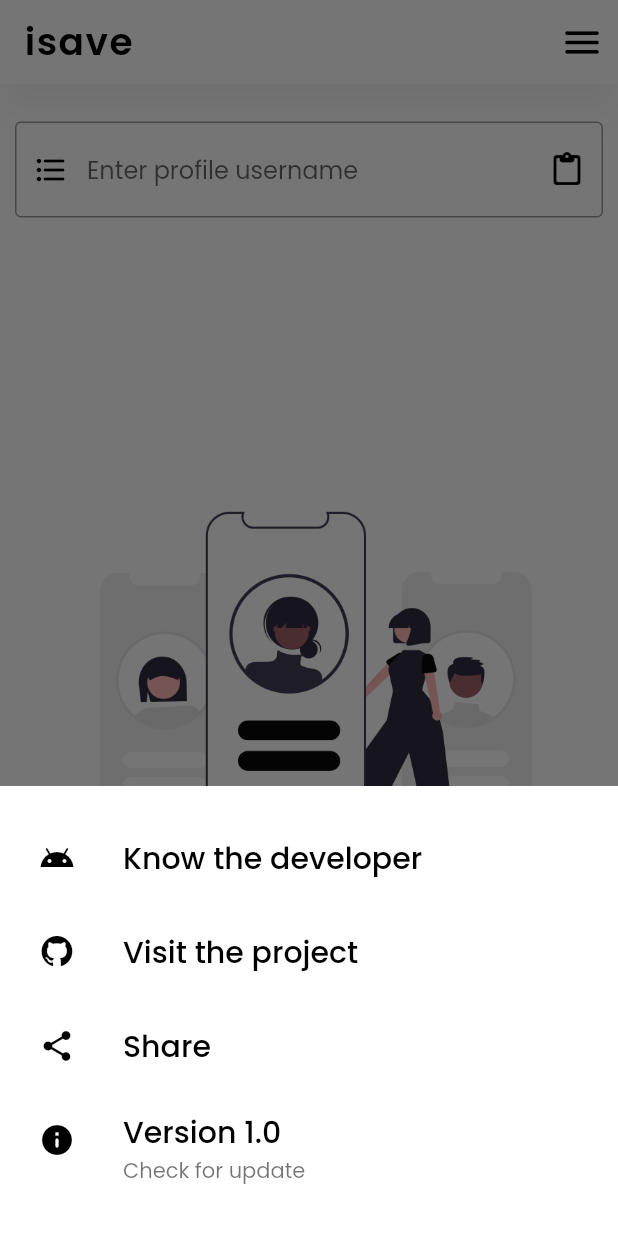
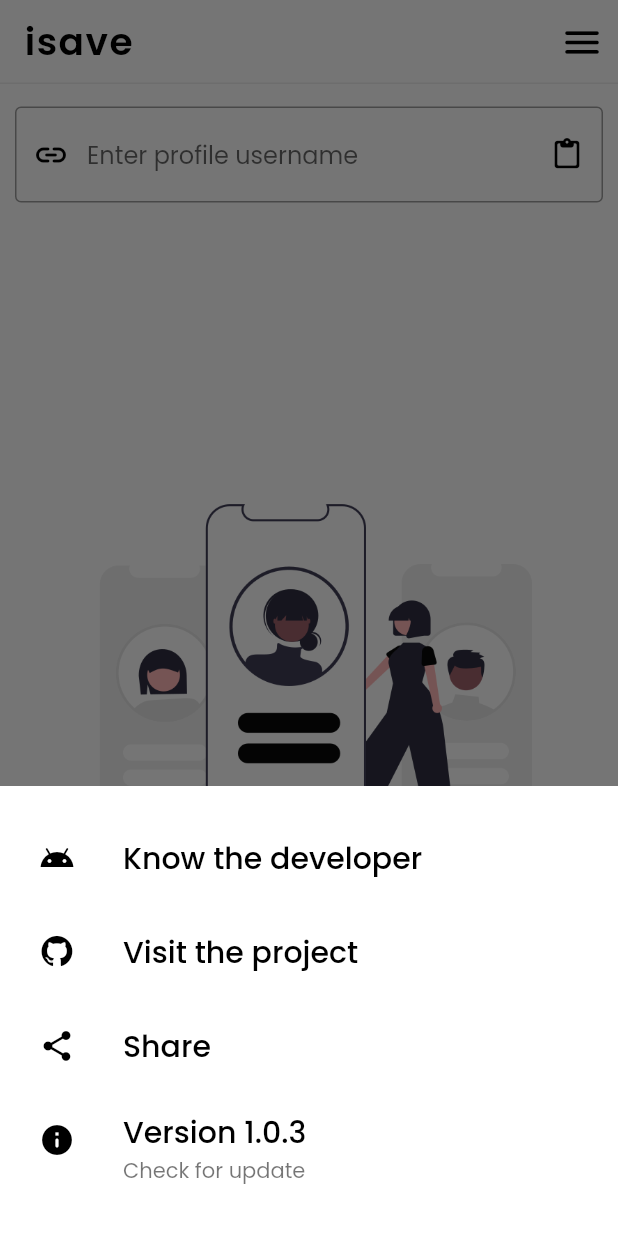
Before and after one commit to devyuji/isave_flutter, a Flutter app: the screen it shows after launch, item 2 of the bottom bar chosen, after a tap on the "menu" icon, on a phone screen of 412 x 824 dp. Run offline on Flutter 3.47's test engine with Material 2 defaults, Android fonts, the phone set to English and light mode, and no system bars; our stand-ins replace dio, fluttertoast, permission_handler, share_plus, string_validator; missing offline and left inert: quick_actions.

Commit message:
new layout and bug fixed

```diff
--- a/lib/main.dart
+++ b/lib/main.dart
@@ -15,8 +15,8 @@ void main() async {
     MaterialApp(
       initialRoute: '/',
       routes: {
-        "/": (BuildContext context) => Home(),
-        "/image_view": (BuildContext context) => View(),
+        "/": (BuildContext context) => const Home(),
+        "/image_view": (BuildContext context) => const View(),
       },
       theme: theme,
       debugShowCheckedModeBanner: false,
@@ -26,7 +26,7 @@ void main() async {
   );
 
   SystemChrome.setSystemUIOverlayStyle(
-    SystemUiOverlayStyle(
+    const SystemUiOverlayStyle(
       statusBarBrightness: Brightness.dark,
       statusBarColor: Colors.white,
     ),
@@ -45,7 +45,7 @@ class _HomeState extends State<Home> {
 
   final QuickActions quickActions = const QuickActions();
 
-  List<Widget> screens = [Post(), Profile()];
+  List<Widget> screens = [const Post(), const Profile()];
 
   @override
   void initState() {
@@ -81,6 +81,7 @@ class _HomeState extends State<Home> {
   Widget build(BuildContext context) {
     return Scaffold(
       backgroundColor: Theme.of(context).backgroundColor,
+      resizeToAvoidBottomInset: false,
       appBar: header(context),
       body: IndexedStack(
         index: _bottomNavigationCurrentIndex,
@@ -90,8 +91,11 @@ class _HomeState extends State<Home> {
       bottomNavigationBar: BottomNavigationBar(
         currentIndex: _bottomNavigationCurrentIndex,
         backgroundColor: Theme.of(context).backgroundColor,
-        selectedLabelStyle: TextStyle(
-          fontWeight: FontWeight.bold,
+        selectedLabelStyle: const TextStyle(
+          fontWeight: FontWeight.w700,
+        ),
+        unselectedLabelStyle: const TextStyle(
+          fontWeight: FontWeight.w600,
         ),
         showSelectedLabels: true,
         showUnselectedLabels: true,
@@ -102,20 +106,20 @@ class _HomeState extends State<Home> {
             _bottomNavigationCurrentIndex = index;
           });
         },
-        elevation: 10.0,
+        elevation: 0,
         type: BottomNavigationBarType.fixed,
-        items: [
+        items: const <BottomNavigationBarItem>[
           BottomNavigationBarItem(
             icon: Icon(
-              Icons.feed,
+              Icons.collections_rounded,
             ),
-            label: 'post',
+            label: 'POST',
           ),
           BottomNavigationBarItem(
             icon: Icon(
-              Icons.person,
+              Icons.person_rounded,
             ),
-            label: 'profile',
+            label: 'PROFILE',
           ),
         ],
       ),
--- a/lib/screens/post.dart
+++ b/lib/screens/post.dart
@@ -6,10 +6,10 @@ import 'package:string_validator/string_validator.dart';
 
 // custom
 import 'package:isave/widgets/intro.dart';
-import 'package:isave/widgets/items.dart';
 import 'package:isave/utils/toast.dart';
-import 'package:isave/utils/instagramParser.dart';
+import 'package:isave/utils/instagram_parser.dart';
 import 'package:isave/widgets/loading.dart';
+import 'package:isave/widgets/content.dart';
 
 class Post extends StatefulWidget {
   const Post({Key? key}) : super(key: key);
@@ -23,14 +23,26 @@ class _PostState extends State<Post> {
   bool show = false;
   String username = "";
   bool _loading = false;
-  TextEditingController _inputController = TextEditingController();
+  final TextEditingController _inputController = TextEditingController();
   late FocusNode _input;
+  late final PageController pageController;
+  int currentPage = 1;
 
   @override
   void initState() {
     super.initState();
 
     _input = FocusNode();
+
+    pageController = PageController(
+      initialPage: 0,
+    );
+
+    pageController.addListener(() {
+      setState(() {
+        currentPage = pageController.page!.round() + 1;
+      });
+    });
 
     _inputController.addListener(() {
       setState(() {});
@@ -40,7 +52,10 @@ class _PostState extends State<Post> {
   @override
   void dispose() {
     _inputController.dispose();
+    _inputController.removeListener(() {});
     _input.dispose();
+    pageController.dispose();
+    pageController.removeListener(() {});
 
     super.dispose();
   }
@@ -49,7 +64,7 @@ class _PostState extends State<Post> {
     if (value.isEmpty || !isURL(value)) return;
 
     try {
-      String id = instagramUrlParser(value);
+      String id = InstagramParser.postUrl(value);
       const String url = ''; // api url
       final send = {"id": id};
 
@@ -69,7 +84,7 @@ class _PostState extends State<Post> {
       );
 
       if (res.statusCode != 200) {
-        ToastMessage("Something went wrong!");
+        toastMessage("Something went wrong!");
         setState(() {
           _loading = false;
         });
@@ -101,13 +116,19 @@ class _PostState extends State<Post> {
         });
       }
 
+      if (show) {
+        pageController.animateToPage(0,
+            duration: const Duration(milliseconds: 550),
+            curve: Curves.bounceInOut);
+      }
+
       setState(() {
         username = data['username'];
         show = true;
       });
     } catch (err) {
-      print('error = $err');
-      ToastMessage("Something went wrong!");
+      debugPrint('something went wrong! #FETCH POST');
+      toastMessage("Something went wrong!");
     }
 
     setState(() {
@@ -127,10 +148,11 @@ class _PostState extends State<Post> {
 
   @override
   Widget build(BuildContext context) {
-    double screenWidth = MediaQuery.of(context).size.width;
+    final double screenWidth = MediaQuery.of(context).size.width;
 
     return Container(
-      padding: EdgeInsets.only(top: 20.0),
+      color: Colors.white,
+      padding: const EdgeInsets.only(top: 10.0),
       child: Column(
         crossAxisAlignment: CrossAxisAlignment.start,
         children: <Widget>[
@@ -147,50 +169,77 @@ class _PostState extends State<Post> {
               maxLines: 1,
               focusNode: _input,
               decoration: InputDecoration(
-                focusedBorder: OutlineInputBorder(
+                focusedBorder: const OutlineInputBorder(
                   borderSide: BorderSide(color: Colors.black, width: 2.0),
                 ),
-                enabledBorder: OutlineInputBorder(
+                enabledBorder: const OutlineInputBorder(
                   borderSide: BorderSide(color: Colors.grey, width: 1.0),
                 ),
-                prefixIcon:
-                    Icon(Icons.link_rounded, color: Colors.black, size: 25.0),
+                prefixIcon: const Icon(Icons.link_rounded, color: Colors.black),
                 suffixIcon: _inputController.text.isNotEmpty
                     ? IconButton(
                         onPressed: () {
                           _inputController.clear();
                         },
-                        iconSize: 25.0,
                         icon: Icon(
-                          Icons.close,
+                          Icons.clear_rounded,
                           color: Theme.of(context).primaryColor,
                         ),
                       )
                     : IconButton(
                         onPressed: clipboard,
                         iconSize: 22.0,
-                        icon: Icon(Icons.paste_rounded,
-                            color: Theme.of(context).primaryColor),
+                        icon: Icon(
+                          Icons.content_paste_rounded,
+                          color: Theme.of(context).primaryColor,
+                        ),
                       ),
-                hintText: "Paste instagram url here!",
+                hintText: "paste instagram url here!",
               ),
               autocorrect: false,
               cursorColor: Colors.black,
               onSubmitted: fetchApi,
             ),
           ),
+          if (show)
+            Padding(
+              padding: const EdgeInsets.only(
+                top: 10.0,
+              ),
+              child: SelectableText(
+                "@$username",
+                style: const TextStyle(fontSize: 17.0),
+              ),
+            ),
           Expanded(
             child: show
-                ? Padding(
-                    padding: const EdgeInsets.only(
-                      top: 15.0,
-                      left: 10.0,
-                      right: 10.0,
-                    ),
-                    child: Items(data: _data),
+                ? Stack(
+                    children: [
+                      Content(data: _data, controller: pageController),
+                      Positioned(
+                        bottom: 0,
+                        right: 10,
+                        child: Container(
+                          decoration: BoxDecoration(
+                            color: const Color.fromRGBO(0, 0, 0, 0.8),
+                            borderRadius: BorderRadius.circular(20.0),
+                          ),
+                          width: 50.0,
+                          alignment: Alignment.center,
+                          padding: const EdgeInsets.all(5.0),
+                          child: Text(
+                            '$currentPage/${_data.length}',
+                            style: const TextStyle(
+                              color: Colors.white,
+                              fontWeight: FontWeight.w600,
+                            ),
+                          ),
+                        ),
+                      )
+                    ],
                   )
-                : Intro(name: 'post'),
-          ),
+                : const Intro(name: 'post'),
+          )
         ],
       ),
     );
--- a/lib/screens/profile.dart
+++ b/lib/screens/profile.dart
@@ -9,7 +9,7 @@ import 'package:isave/widgets/intro.dart';
 import 'package:isave/widgets/loading.dart';
 import 'package:isave/utils/toast.dart';
 import 'package:isave/utils/download.dart';
-import 'package:isave/utils/instagramParser.dart';
+import 'package:isave/utils/instagram_parser.dart';
 
 class Profile extends StatefulWidget {
   const Profile({Key? key}) : super(key: key);
@@ -57,7 +57,7 @@ class _ProfileState extends State<Profile> {
   Future<void> fetchApi(String value) async {
     if (value.isEmpty) return;
 
-    if (isURL(value)) value = instagramProfileParser(value);
+    if (isURL(value)) value = InstagramParser.profileUrl(value);
 
     setState(() {
       _loading = true;
@@ -77,7 +77,7 @@ class _ProfileState extends State<Profile> {
         ),
       );
       if (res.statusCode != 200) {
-        ToastMessage("Something went wrong!");
+        toastMessage("Something went wrong!");
         setState(() {
           _loading = false;
         });
@@ -91,8 +91,8 @@ class _ProfileState extends State<Profile> {
         show = true;
       });
     } catch (err) {
-      print('error : $err');
-      ToastMessage("Something went wrong!");
+      debugPrint('something went wrong! #Fetch Profile');
+      toastMessage("Something went wrong!");
     }
 
     setState(() {
@@ -104,8 +104,8 @@ class _ProfileState extends State<Profile> {
   Widget build(BuildContext context) {
     double screenWidth = MediaQuery.of(context).size.width;
 
-    return Container(
-      padding: EdgeInsets.only(top: 20.0),
+    return Padding(
+      padding: const EdgeInsets.only(top: 10.0),
       child: Column(
         crossAxisAlignment: CrossAxisAlignment.start,
         children: [
@@ -121,27 +121,34 @@ class _ProfileState extends State<Profile> {
               controller: inputController,
               focusNode: _input,
               decoration: InputDecoration(
-                focusedBorder: OutlineInputBorder(
+                focusedBorder: const OutlineInputBorder(
                   borderSide: BorderSide(color: Colors.black, width: 2.0),
                 ),
-                enabledBorder: OutlineInputBorder(
+                enabledBorder: const OutlineInputBorder(
                   borderSide: BorderSide(color: Colors.grey, width: 1.0),
                 ),
                 hintText: "Enter profile username",
-                prefixIcon: Icon(Icons.format_list_bulleted_rounded,
-                    color: Theme.of(context).primaryColor),
+                prefixIcon: Icon(
+                  Icons.link_rounded,
+                  color: Theme.of(context).primaryColor,
+                ),
                 suffixIcon: inputController.text.isEmpty
                     ? IconButton(
                         onPressed: clipboard,
-                        icon: Icon(Icons.paste_rounded,
-                            color: Theme.of(context).primaryColor),
+                        icon: Icon(
+                          Icons.content_paste_rounded,
+                          size: 22.0,
+                          color: Theme.of(context).primaryColor,
+                        ),
                       )
                     : IconButton(
                         onPressed: () {
                           inputController.clear();
                         },
-                        icon: Icon(Icons.close,
-                            color: Theme.of(context).primaryColor),
+                        icon: Icon(
+                          Icons.clear_rounded,
+                          color: Theme.of(context).primaryColor,
+                        ),
                       ),
               ),
               cursorColor: Colors.black,
@@ -156,7 +163,7 @@ class _ProfileState extends State<Profile> {
                       top: 10.0,
                     ),
                     child: Padding(
-                      padding: const EdgeInsets.all(20.0),
+                      padding: const EdgeInsets.all(10.0),
                       child: SingleChildScrollView(
                         child: Column(
                           crossAxisAlignment: CrossAxisAlignment.start,
@@ -165,7 +172,7 @@ class _ProfileState extends State<Profile> {
                               '@${_data['username']}',
                               style: Theme.of(context).textTheme.bodyText1,
                             ),
-                            Divider(
+                            const Divider(
                               height: 20.0,
                             ),
                             Row(
@@ -198,7 +205,7 @@ class _ProfileState extends State<Profile> {
                                       style:
                                           Theme.of(context).textTheme.headline2,
                                     ),
-                                    Text(
+                                    const Text(
                                       'Posts',
                                     )
                                   ],
@@ -210,7 +217,7 @@ class _ProfileState extends State<Profile> {
                                       style:
                                           Theme.of(context).textTheme.headline2,
                                     ),
-                                    Text(
+                                    const Text(
                                       'Followers',
                                     )
                                   ],
@@ -222,14 +229,14 @@ class _ProfileState extends State<Profile> {
                                       style:
                                           Theme.of(context).textTheme.headline2,
                                     ),
-                                    Text(
+                                    const Text(
                                       'Following',
                                     )
                                   ],
                                 ),
                               ],
                             ),
-                            SizedBox(
+                            const SizedBox(
                               height: 20.0,
                             ),
                             // name
@@ -237,11 +244,11 @@ class _ProfileState extends State<Profile> {
                               _data['name'],
                               style: Theme.of(context).textTheme.bodyText1,
                             ),
-                            SizedBox(height: 5.0),
+                            const SizedBox(height: 5.0),
 
                             // bio
                             SelectableText(_data['bio']),
-                            Divider(),
+                            const Divider(),
 
                             TextButton.icon(
                               icon: Icon(Icons.download,
@@ -259,13 +266,18 @@ class _ProfileState extends State<Profile> {
                                   fontFamily: 'Poppins',
                                 ),
                               ),
+                              style: ButtonStyle(
+                                overlayColor: MaterialStateProperty.all<Color>(
+                                  Colors.black.withOpacity(0.1),
+                                ),
+                              ),
                             ),
                           ],
                         ),
                       ),
                     ),
                   )
-                : Intro(name: 'profile'),
+                : const Intro(name: 'profile'),
           ),
         ],
       ),
--- a/lib/screens/view.dart
+++ b/lib/screens/view.dart
@@ -44,7 +44,7 @@ class _ViewState extends State<View> {
                 ),
                 child: IconButton(
                   iconSize: 20.0,
-                  icon: Icon(
+                  icon: const Icon(
                     Icons.arrow_back_ios_new,
                     color: Colors.white,
                   ),
--- /dev/null
+++ b/lib/utils/instagram_parser.dart
@@ -0,0 +1,9 @@
+class InstagramParser {
+  static String postUrl(String value) {
+    return value.split('/')[4];
+  }
+
+  static String profileUrl(String value) {
+    return value.split('/')[3].split('?')[0];
+  }
+}
--- a/lib/utils/theme.dart
+++ b/lib/utils/theme.dart
@@ -5,7 +5,7 @@ ThemeData theme = ThemeData(
   brightness: Brightness.light,
   primaryColor: Colors.black,
   fontFamily: 'Poppins',
-  textTheme: TextTheme(
+  textTheme: const TextTheme(
     headline1: TextStyle(
       color: Colors.black,
       fontSize: 25.0,
--- a/lib/utils/toast.dart
+++ b/lib/utils/toast.dart
@@ -2,7 +2,7 @@ import 'package:fluttertoast/fluttertoast.dart';
 import 'package:flutter/material.dart';
 
 // ignore: non_constant_identifier_names
-void ToastMessage(String message) {
+void toastMessage(String message) {
   Fluttertoast.showToast(
     msg: message,
     toastLength: Toast.LENGTH_SHORT,
--- a/lib/widgets/header.dart
+++ b/lib/widgets/header.dart
@@ -22,7 +22,7 @@ AppBar header(BuildContext context) {
           mainAxisAlignment: MainAxisAlignment.spaceBetween,
           children: <Widget>[
             ListTile(
-              leading: Icon(
+              leading: const Icon(
                 Icons.android,
                 color: Colors.black,
               ),
@@ -35,7 +35,7 @@ AppBar header(BuildContext context) {
               },
             ),
             ListTile(
-              leading: Icon(
+              leading: const Icon(
                 GithubLogo.github_circled,
                 color: Colors.black,
               ),
@@ -48,7 +48,7 @@ AppBar header(BuildContext context) {
               },
             ),
             ListTile(
-              leading: Icon(
+              leading: const Icon(
                 Icons.share,
                 color: Colors.black,
               ),
@@ -62,15 +62,15 @@ AppBar header(BuildContext context) {
               },
             ),
             ListTile(
-              leading: Icon(
+              leading: const Icon(
                 Icons.info_rounded,
                 color: Colors.black,
               ),
               title: Text(
-                'Version 1.0',
+                'Version 1.0.3',
                 style: Theme.of(context).textTheme.headline2,
               ),
-              subtitle: Text('Check for update'),
+              subtitle: const Text('Check for update'),
               onTap: () {
                 _launchUrl("https://github.com/devyuji/isave_flutter/releases");
               },
@@ -83,8 +83,13 @@ AppBar header(BuildContext context) {
 
   return AppBar(
     backgroundColor: Colors.white,
-    elevation: 10.0,
-    shadowColor: Color.fromRGBO(0, 0, 0, 0.2),
+    shape: Border(
+      bottom: BorderSide(
+        color: Colors.grey.shade200,
+        width: 1.0,
+      ),
+    ),
+    elevation: 0,
     title: Text(
       "isave",
       style: Theme.of(context).textTheme.headline1,
@@ -92,7 +97,7 @@ AppBar header(BuildContext context) {
     actions: [
       IconButton(
         onPressed: _launchMenu,
-        icon: Icon(
+        icon: const Icon(
           Icons.menu_rounded,
           color: Colors.black,
           size: 30.0,
@@ -103,5 +108,5 @@ AppBar header(BuildContext context) {
 }
 
 void _launchUrl(String _url) async {
-  await canLaunch(_url) ? await launch(_url) : ToastMessage('Could not open!');
+  await canLaunch(_url) ? await launch(_url) : toastMessage('Could not open!');
 }
--- a/lib/widgets/loading.dart
+++ b/lib/widgets/loading.dart
@@ -21,7 +21,7 @@ class _LoadingState extends State<Loading> with SingleTickerProviderStateMixin {
       duration: const Duration(seconds: 1),
       vsync: this,
       lowerBound: 1.0,
-      upperBound: widget.width - 50,
+      upperBound: widget.width - 70,
     )..repeat(reverse: true);
 
     // print(widget.width);
@@ -56,7 +56,7 @@ class _LoadingState extends State<Loading> with SingleTickerProviderStateMixin {
         ),
       ),
       builder: (BuildContext context, Widget? child) {
-        return child as Widget;
+        return child!;
       },
     );
   }
--- a/pubspec.yaml
+++ b/pubspec.yaml
@@ -3,7 +3,7 @@ description: Instagram downloader.
 
 publish_to: "none" # Remove this line if you wish to publish to pub.dev
 
-version: 1.0.0+1
+version: 1.0.3+1
 
 environment:
   sdk: ">=2.12.0 <3.0.0"
@@ -29,6 +29,7 @@ dev_dependencies:
     sdk: flutter
   flutter_native_splash: ^1.2.1
   flutter_launcher_icons: "^0.9.2"
+  flutter_lints: ^1.0.4
 
 flutter_icons:
   android: "launcher_icon"
```
Also changed, not shown: analysis_options.yaml (added, +28 -0 lines), lib/utils/download.dart (+10 -6 lines), lib/utils/instagramParser.dart (deleted, +0 -7 lines), lib/widgets/content.dart (added, +24 -0 lines), lib/widgets/github_logo_icons.dart (+3 -20 lines), lib/widgets/item.dart (added, +66 -0 lines), lib/widgets/items.dart (deleted, +0 -60 lines), pubspec.lock.
